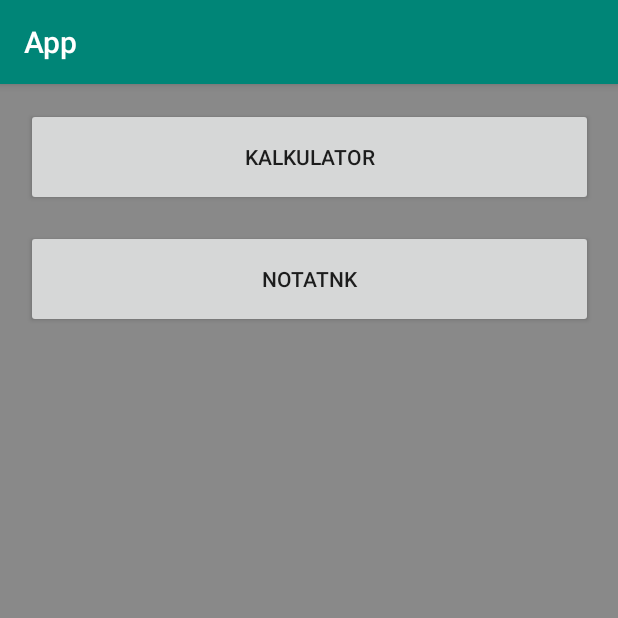
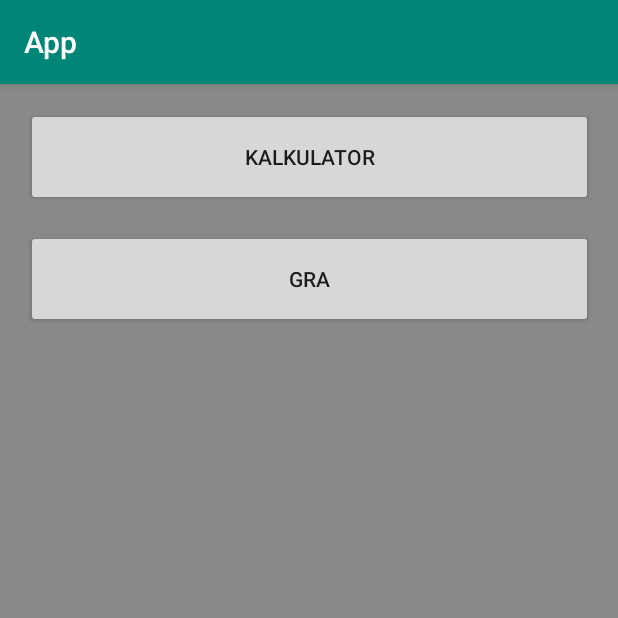
Before and after one commit to Pimpek900/Menu, an Android app: the screen it shows after launch (MainActivity), on a phone screen of 412 x 824 dp, the top half of it. Run offline under Robolectric (Android 15) with nearby library versions, the light colour scheme and no system bars.

Commit message:
Next update

```diff
--- a/App/app/src/main/res/layout/activity_main.xml
+++ b/App/app/src/main/res/layout/activity_main.xml
@@ -23,7 +23,7 @@
         app:layout_constraintTop_toTopOf="parent" />
 
     <Button
-        android:id="@+id/notatnik"
+        android:id="@+id/GRA"
         android:layout_width="378dp"
         android:layout_height="65dp"
         android:layout_marginStart="16dp"
@@ -31,8 +31,8 @@
         android:layout_marginTop="16dp"
         android:layout_marginEnd="16dp"
         android:layout_marginRight="16dp"
-        android:text="Notatnk"
         android:onClick="notatnik"
+        android:text="GRA"
         app:layout_constraintEnd_toEndOf="parent"
         app:layout_constraintStart_toStartOf="parent"
         app:layout_constraintTop_toBottomOf="@+id/KalkulatorBtn" />
```
